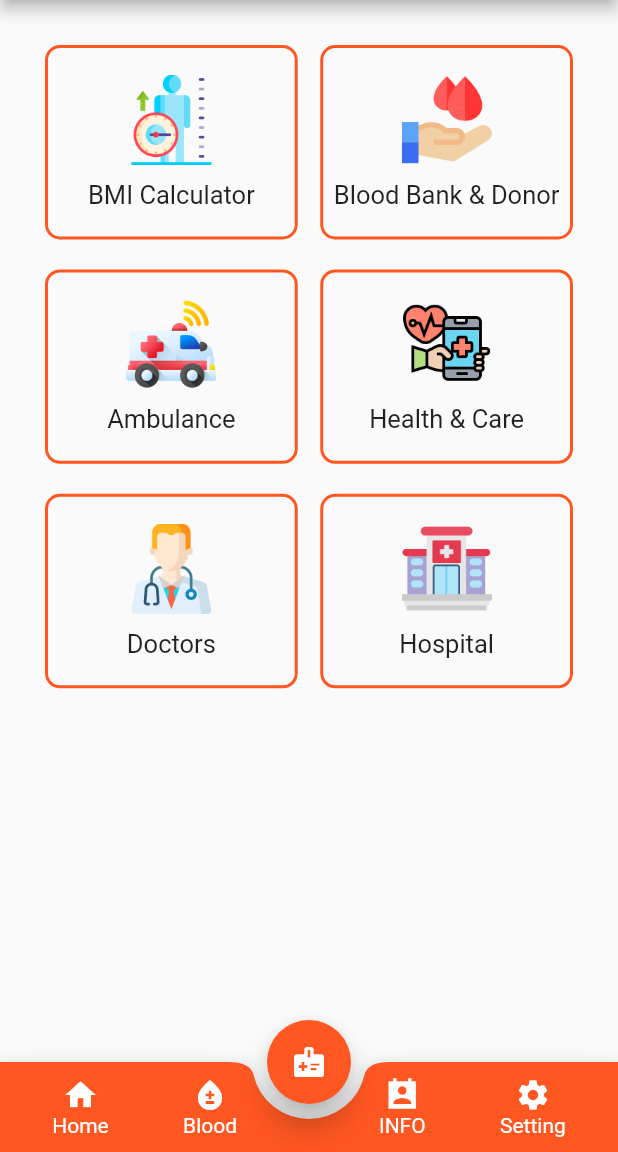
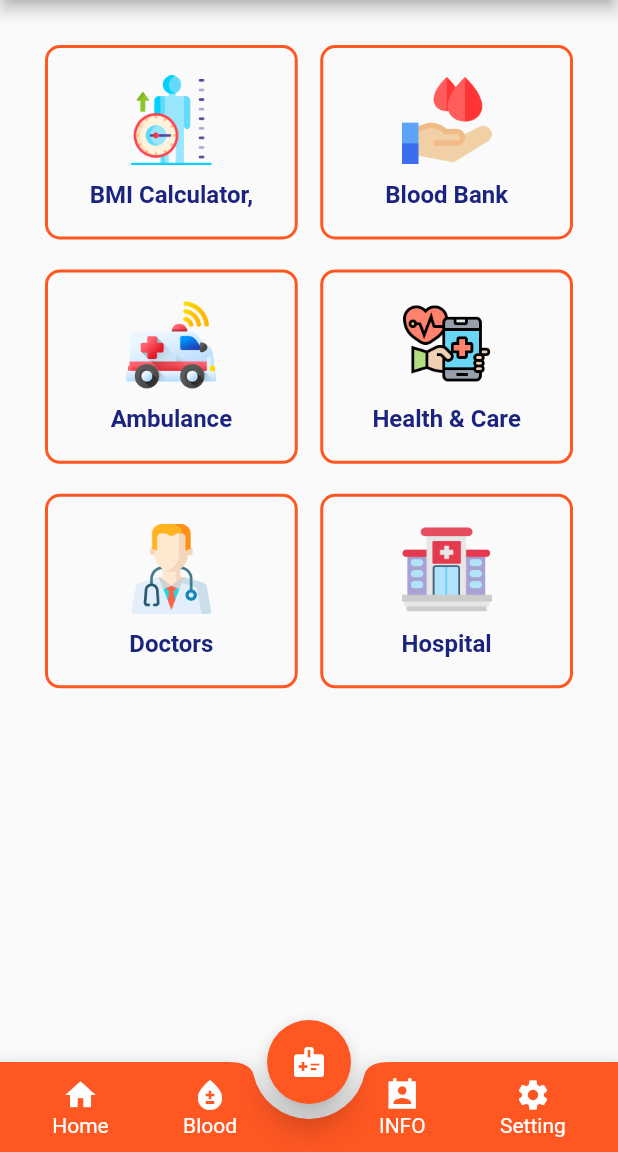
Before and after one commit to marufahmedofficial/MediTech_project_UITS, a Flutter app: the screen it shows after launch, on a phone screen of 412 x 824 dp, the part 84-1236 px from its top. Run offline on Flutter 3.47's test engine with Material 2 defaults, Android fonts, the phone set to English and light mode, and no system bars.

Commit message:
homepage

```diff
--- a/lib/pages/homepage.dart
+++ b/lib/pages/homepage.dart
@@ -29,7 +29,7 @@ class _HomePageState extends State<HomePage> {
           ),
           Text(
             name,
-            style: TextStyle(fontSize: 17),
+            style: TextStyle(fontSize: 16,fontWeight: FontWeight.bold,color: Colors.indigo.shade900),
           ),
         ],
       ),
@@ -151,10 +151,10 @@ class _HomePageState extends State<HomePage> {
             children: [
               _pageadd(
                  image: 'assets/images/bmi1.png',
-                name: 'BMI Calculator'
+                name: 'BMI Calculator,'
               ),_pageadd(
                  image: 'assets/images/blood-donation.png',
-                name: 'Blood Bank & Donor'
+                name: 'Blood Bank'
               ),_pageadd(
                  image: 'assets/images/ambulance.png',
                 name: 'Ambulance'
```
